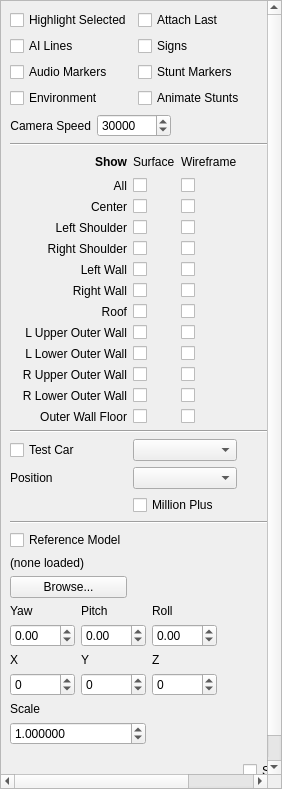
Above: TrackEditor/DisplaySettings.ui from FatalDecomp/TrackEditor before the change. Below: the same form after it.
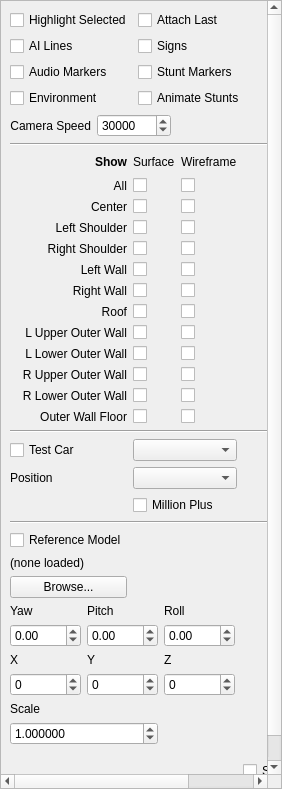
That is the form after the change.

Commit message: expand reference model position range

```diff
--- a/TrackEditor/DisplaySettings.ui
+++ b/TrackEditor/DisplaySettings.ui
@@ -654,10 +654,10 @@
          <item row="3" column="2">
           <widget class="QSpinBox" name="sbRefZ">
            <property name="minimum">
-            <number>-65535</number>
+            <number>-1000000</number>
            </property>
            <property name="maximum">
-            <number>65535</number>
+            <number>1000000</number>
            </property>
            <property name="singleStep">
             <number>100</number>
@@ -680,10 +680,10 @@
          <item row="3" column="0">
           <widget class="QSpinBox" name="sbRefX">
            <property name="minimum">
-            <number>-65535</number>
+            <number>-1000000</number>
            </property>
            <property name="maximum">
-            <number>65535</number>
+            <number>1000000</number>
            </property>
            <property name="singleStep">
             <number>100</number>
@@ -707,10 +707,10 @@
          <item row="3" column="1">
           <widget class="QSpinBox" name="sbRefY">
            <property name="minimum">
-            <number>-65535</number>
+            <number>-1000000</number>
            </property>
            <property name="maximum">
-            <number>65535</number>
+            <number>1000000</number>
            </property>
            <property name="singleStep">
             <number>100</number>
```
